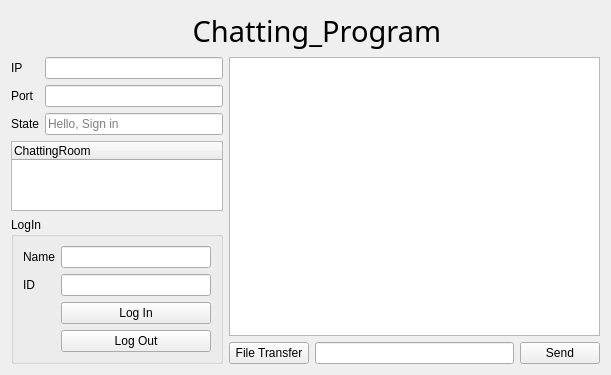
Qt form Osstem_Project/chattingform.ui (jshs214/Qt_Project) before a commit.
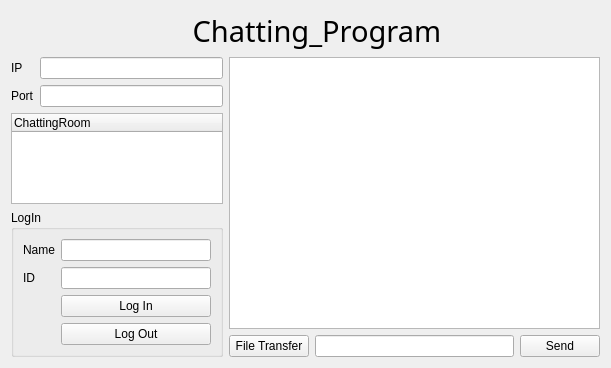
The same form after that commit.

The edit to the form file:
```diff
--- a/Osstem_Project/chattingform.ui
+++ b/Osstem_Project/chattingform.ui
@@ -109,23 +109,6 @@
          <item row="1" column="1">
           <widget class="QLineEdit" name="serverPort"/>
          </item>
-         <item row="2" column="1">
-          <widget class="QLineEdit" name="stateLineEdit">
-           <property name="readOnly">
-            <bool>true</bool>
-           </property>
-           <property name="placeholderText">
-            <string>Hello, Sign in</string>
-           </property>
-          </widget>
-         </item>
-         <item row="2" column="0">
-          <widget class="QLabel" name="label_3">
-           <property name="text">
-            <string>State</string>
-           </property>
-          </widget>
-         </item>
         </layout>
        </item>
        <item>
```
